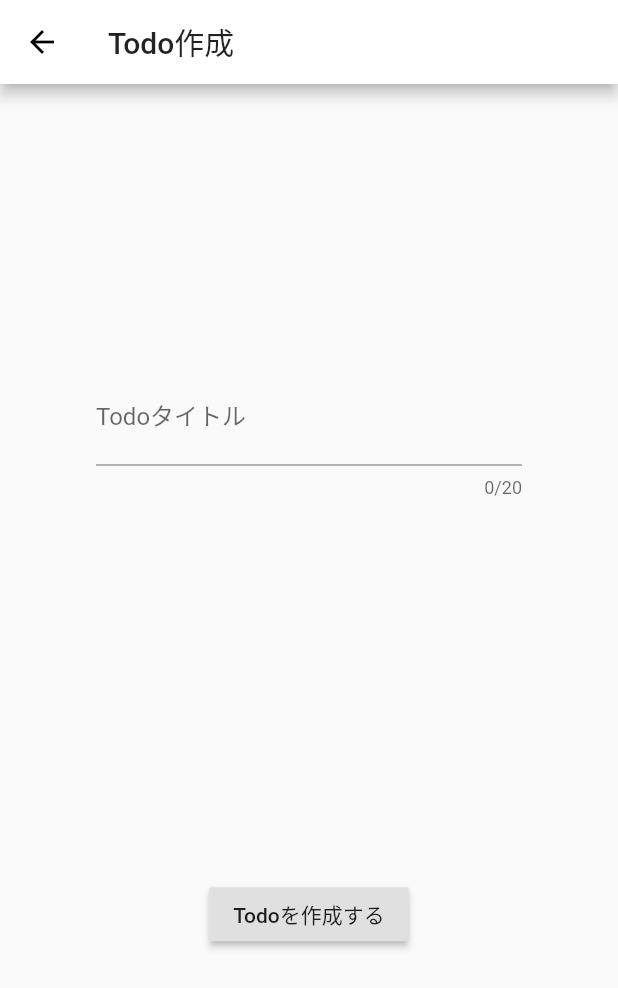
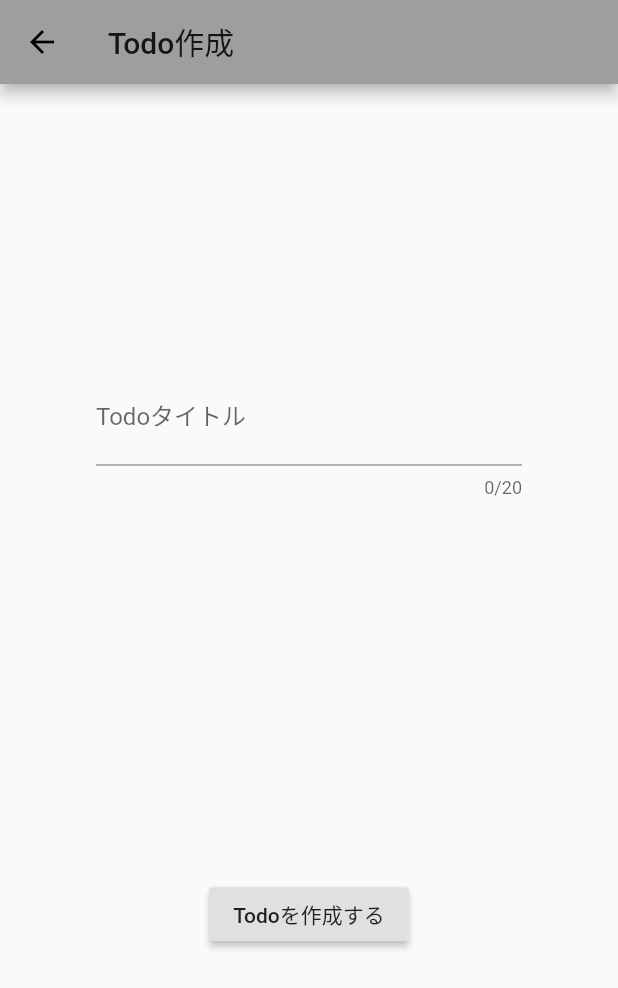
Before and after one commit to Ryota-Nakamura-317/riverpod_practice, a Flutter app: the screen it shows after launch, after a tap on the "add" icon, on a phone screen of 412 x 824 dp. Shown: the top 988 px of the screen. Run offline on Flutter 3.47's test engine with Material 2 defaults, Android fonts, the phone set to English and light mode, and no system bars; our stand-ins replace flutter_hooks, fluttertoast, freezed_annotation, hooks_riverpod; generated files the repository leaves out were written again.

Commit message:
動作確認OK

```diff
--- a/lib/main.dart
+++ b/lib/main.dart
@@ -1,6 +1,6 @@
 import 'package:flutter/material.dart';
 import 'package:hooks_riverpod/hooks_riverpod.dart';
-import 'package:rivepod_practice2_app/todo_list_page.dart';
+import 'package:rivepod_practice2_app/pages/todo_list_page.dart';
 
 void main() {
   runApp(ProviderScope(child: TodoListView()));
--- a/lib/pages/todo_list.dart
+++ b/lib/pages/Widget/todo_list.dart
@@ -2,8 +2,8 @@ import 'package:flutter/material.dart';
 import 'package:flutter_hooks/flutter_hooks.dart';
 import 'package:fluttertoast/fluttertoast.dart';
 import 'package:rivepod_practice2_app/entities/todo.dart';
-import 'package:rivepod_practice2_app/pages/build_list.dart';
-import 'package:rivepod_practice2_app/todo_list_page.dart';
+import 'package:rivepod_practice2_app/pages/Widget/build_list.dart';
+import 'package:rivepod_practice2_app/pages/todo_list_page.dart';
 
 class TodoList extends HookWidget {
   @override
--- a/lib/todo_list_page.dart
+++ b/lib/pages/todo_list_page.dart
@@ -1,5 +1,5 @@
 import 'package:flutter/material.dart';
-import 'package:rivepod_practice2_app/pages/todo_list.dart';
+import 'package:rivepod_practice2_app/pages/Widget/todo_list.dart';
 import 'package:rivepod_practice2_app/pages/upsert_todo_page.dart';
 
 class Const {
@@ -10,7 +10,8 @@ class TodoListView extends StatelessWidget {
   @override
   Widget build(BuildContext context) {
     return MaterialApp(
-      theme: ThemeData(primaryColor: Colors.white),
+      theme: ThemeData(primaryColor: Colors.grey),
+      //routesの設定、基本的に作成、更新は同じページに遷移させている。
       routes: <String, WidgetBuilder>{
         Const.routeNameUpsertTodo: (BuildContext context) => UpsertTodoPage(),
       },
--- a/lib/pages/upsert_todo_page.dart
+++ b/lib/pages/upsert_todo_page.dart
@@ -1,12 +1,12 @@
 import 'package:flutter/material.dart';
-import 'package:rivepod_practice2_app/controllers/todo_state.dart';
-import 'package:rivepod_practice2_app/pages/todo_form.dart';
+import 'package:rivepod_practice2_app/entities/todo.dart';
+import 'package:rivepod_practice2_app/pages/Widget/todo_form.dart';
 
 class UpsertTodoPage extends StatelessWidget {
   @override
   Widget build(BuildContext context) {
     //Todoの値を純粋に持ってくる
-    final todo = ModalRoute.of(context).settings.arguments as TodoState;
+    final todo = ModalRoute.of(context).settings.arguments as Todo;
     return Scaffold(
       appBar: AppBar(
         title: Text('Todo${todo == null ? '作成' : '更新'}'),
```
Also changed, not shown: lib/pages/Widget/build_list.dart (renamed from lib/pages/build_list.dart, +7 -1 lines), lib/pages/Widget/todo_form.dart (renamed from lib/pages/todo_form.dart), 1 other file.
